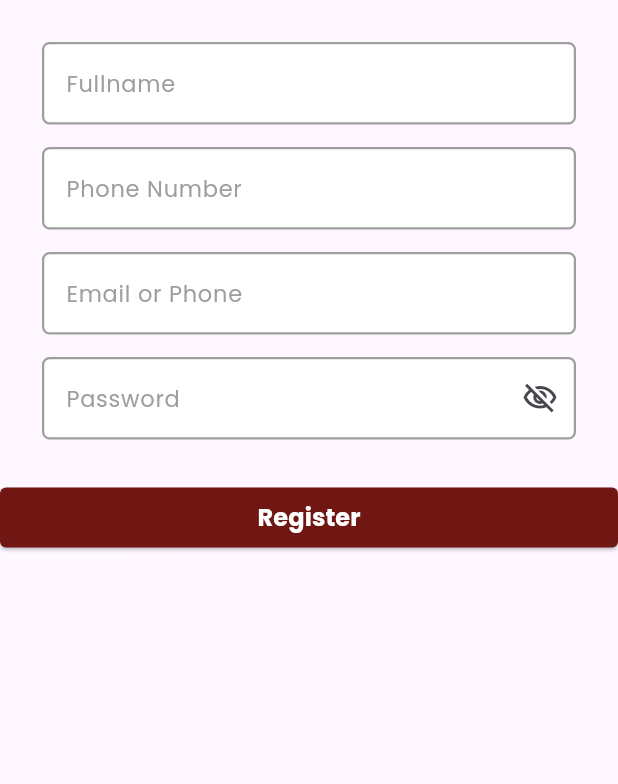
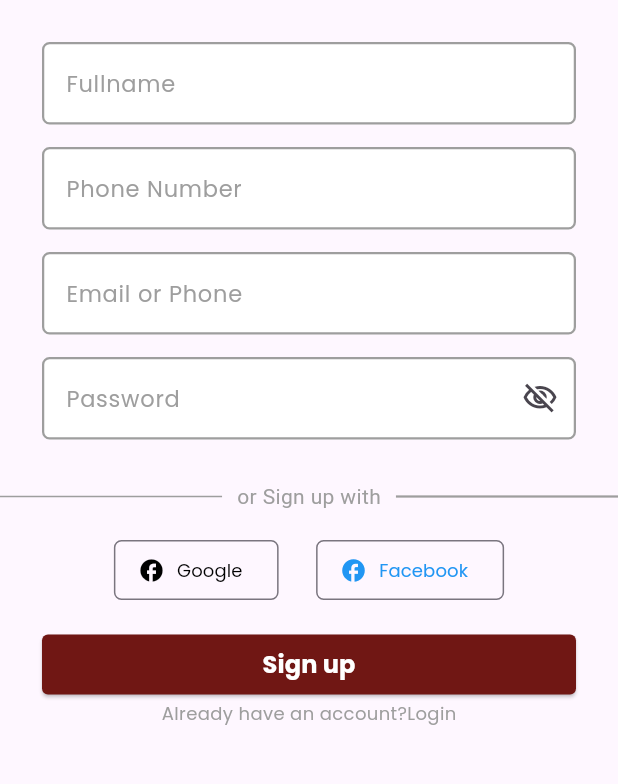
Before and after one commit to anushatamrakar/NewaFest, a Flutter app: the screen it shows after launch, on a phone screen of 412 x 824 dp, the part 330-1114 px from its top. Run offline on Flutter 3.47's test engine with Material 3 defaults, Android fonts, the phone set to English and light mode, and no system bars.

Commit message:
registration page almost complete

```diff
--- a/lib/views/auth/login_page.dart
+++ b/lib/views/auth/login_page.dart
@@ -66,7 +66,6 @@ class LoginPage extends StatelessWidget {
       ),
     );
   }
-
   @override
   Widget build(BuildContext context) {
     return Scaffold(
@@ -117,7 +116,7 @@ class LoginPage extends StatelessWidget {
                     children: [
                       CustomOutlinedButton(icon: const Icon(Icons.facebook), text: 'Google',onPressed: (){}, textColor: Colors.black, ),
                       const SizedBox(width:25),
-                      CustomOutlinedButton(icon: const Icon(Icons.facebook), text: 'Facebook',onPressed: (){}, textColor: Colors.black,)
+                      CustomOutlinedButton(icon: const Icon(Icons.facebook), text: 'Facebook',onPressed: (){}, textColor: Colors.blue,)
                     ],
                   )
                  ],
--- a/lib/views/auth/user_registration.dart
+++ b/lib/views/auth/user_registration.dart
@@ -1,6 +1,9 @@
 import 'package:flutter/material.dart';
 import 'package:newafest/widgets/custom_banner.dart';
 import 'package:newafest/widgets/custom_button.dart';
+import 'package:newafest/widgets/custom_divider.dart';
+
+import '../../widgets/custom_social_icon.dart';
 class UserRegistration extends StatelessWidget {
   const UserRegistration({super.key});
   final border = const OutlineInputBorder(
@@ -125,8 +128,26 @@ class UserRegistration extends StatelessWidget {
                   _password(),
               ],
             )),
-
-            const CustomButton(txt1: "Register"),
+            const CustomDivider(divider1: "or Sign up with"),
+            const SizedBox(height: 15),
+            Row(
+              mainAxisAlignment: MainAxisAlignment.center,
+              children: [
+                CustomOutlinedButton(icon: const Icon(Icons.facebook), text: 'Google',onPressed: (){}, textColor: Colors.black, ),
+                const SizedBox(width:25),
+                CustomOutlinedButton(icon: const Icon(Icons.facebook), text: 'Facebook',onPressed: (){}, textColor: Colors.blue,)
+              ],
+            ),
+            const SizedBox(height: 15),
+            const Padding(padding: EdgeInsets.only(right:28,left:28),
+            child: CustomButton(txt1: "Sign up"),
+            ),
+            const Text("Already have an account?Login", style: TextStyle(
+              fontSize: 12,
+              fontFamily: "Poppins",
+              fontWeight: FontWeight.w400,
+              color: Colors.grey,
+            ),)
           ],
         ),
       ),
--- a/lib/widgets/custom_divider.dart
+++ b/lib/widgets/custom_divider.dart
@@ -23,7 +23,7 @@ class CustomDivider extends StatelessWidget {
         ),
         const Expanded(
           child: Divider(
-            thickness: 1, // Line thickness
+            thickness: 1.5, // Line thickness
             color: Colors.grey, // Line color
             indent: 10, // Space between line and text
           ),
```
